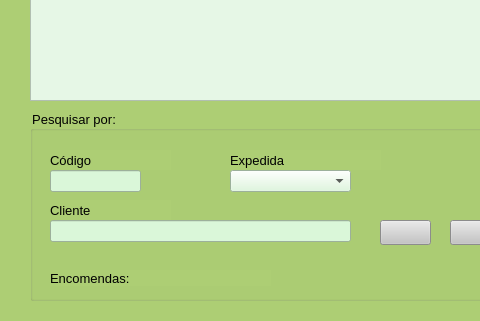
Old version of the form Gestao_de_stock/encomendas.ui in the repository DiFreixo/Projeto_Gestao_de_Stock_e_Encomendas; both pictures show x 0 to 480 and y 350 to 671 of the 1010 by 671 pixel window.
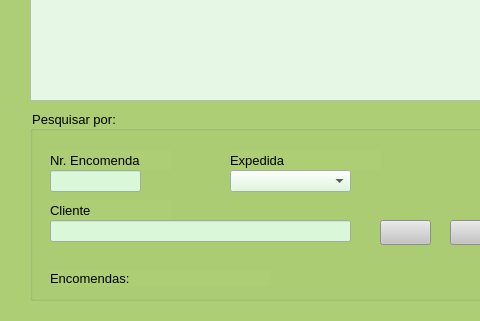
New version of the form. Icons and pictures are not drawn.

```diff
--- a/Gestao_de_stock/encomendas.ui
+++ b/Gestao_de_stock/encomendas.ui
@@ -299,7 +299,7 @@
        </font>
       </property>
       <property name="text">
-       <string>Código</string>
+       <string>Nr. Encomenda</string>
       </property>
      </widget>
      <widget class="QLineEdit" name="txtCliente">
```
